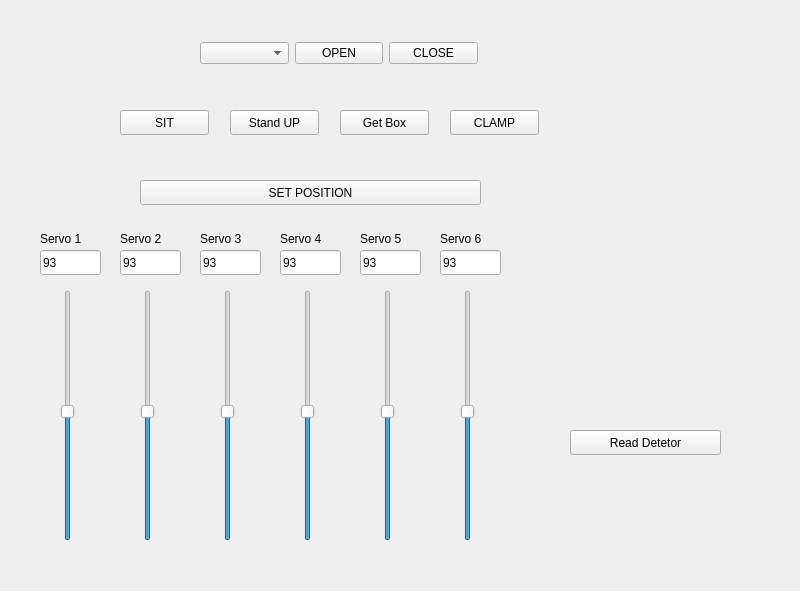
The window that neuron/mainwindow.ui (evkuz/qt_linux) describes before a commit, drawn with Qt 5.
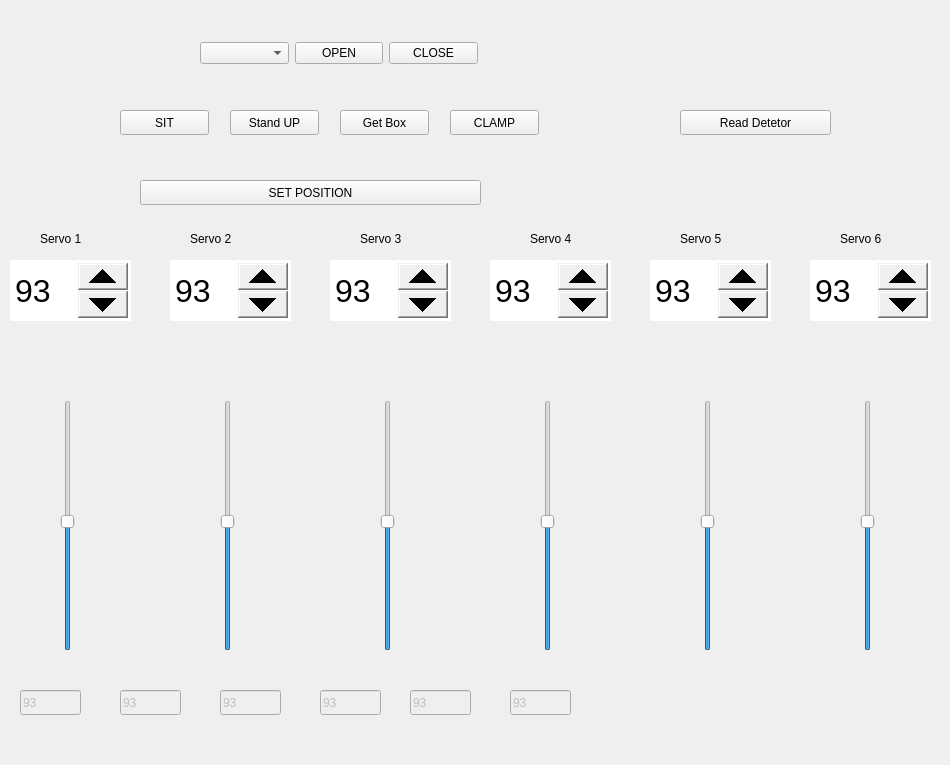
The same window after the commit.

Commit message: 14.06.2021 Added SpinBoxes instead LineEdits

Patch:
```diff
--- a/neuron/mainwindow.ui
+++ b/neuron/mainwindow.ui
@@ -6,8 +6,8 @@
    <rect>
     <x>0</x>
     <y>0</y>
-    <width>800</width>
-    <height>591</height>
+    <width>950</width>
+    <height>765</height>
    </rect>
   </property>
   <property name="windowTitle">
@@ -56,10 +56,13 @@
    </property>
   </widget>
   <widget class="QLineEdit" name="servo_1_lineEdit">
+   <property name="enabled">
+    <bool>false</bool>
+   </property>
    <property name="geometry">
     <rect>
-     <x>40</x>
-     <y>250</y>
+     <x>20</x>
+     <y>690</y>
      <width>61</width>
      <height>25</height>
     </rect>
@@ -69,10 +72,13 @@
    </property>
   </widget>
   <widget class="QLineEdit" name="servo_2_lineEdit">
+   <property name="enabled">
+    <bool>false</bool>
+   </property>
    <property name="geometry">
     <rect>
      <x>120</x>
-     <y>250</y>
+     <y>690</y>
      <width>61</width>
      <height>25</height>
     </rect>
@@ -82,10 +88,13 @@
    </property>
   </widget>
   <widget class="QLineEdit" name="servo_3_lineEdit">
+   <property name="enabled">
+    <bool>false</bool>
+   </property>
    <property name="geometry">
     <rect>
-     <x>200</x>
-     <y>250</y>
+     <x>220</x>
+     <y>690</y>
      <width>61</width>
      <height>25</height>
     </rect>
@@ -95,10 +104,13 @@
    </property>
   </widget>
   <widget class="QLineEdit" name="servo_4_lineEdit">
+   <property name="enabled">
+    <bool>false</bool>
+   </property>
    <property name="geometry">
     <rect>
-     <x>280</x>
-     <y>250</y>
+     <x>320</x>
+     <y>690</y>
      <width>61</width>
      <height>25</height>
     </rect>
@@ -108,10 +120,13 @@
    </property>
   </widget>
   <widget class="QLineEdit" name="servo_5_lineEdit">
+   <property name="enabled">
+    <bool>false</bool>
+   </property>
    <property name="geometry">
     <rect>
-     <x>360</x>
-     <y>250</y>
+     <x>410</x>
+     <y>690</y>
      <width>61</width>
      <height>25</height>
     </rect>
@@ -121,10 +136,13 @@
    </property>
   </widget>
   <widget class="QLineEdit" name="servo_6_lineEdit">
+   <property name="enabled">
+    <bool>false</bool>
+   </property>
    <property name="geometry">
     <rect>
-     <x>440</x>
-     <y>250</y>
+     <x>510</x>
+     <y>690</y>
      <width>61</width>
      <height>25</height>
     </rect>
@@ -175,7 +193,7 @@
   <widget class="QLabel" name="S2_label">
    <property name="geometry">
     <rect>
-     <x>120</x>
+     <x>190</x>
      <y>230</y>
      <width>61</width>
      <height>17</height>
@@ -188,7 +206,7 @@
   <widget class="QLabel" name="S3_label">
    <property name="geometry">
     <rect>
-     <x>200</x>
+     <x>360</x>
      <y>230</y>
      <width>61</width>
      <height>17</height>
@@ -201,9 +219,9 @@
   <widget class="QLabel" name="S4_label">
    <property name="geometry">
     <rect>
-     <x>280</x>
+     <x>530</x>
      <y>230</y>
-     <width>61</width>
+     <width>181</width>
      <height>17</height>
     </rect>
    </property>
@@ -214,7 +232,7 @@
   <widget class="QLabel" name="S5_label">
    <property name="geometry">
     <rect>
-     <x>360</x>
+     <x>680</x>
      <y>230</y>
      <width>61</width>
      <height>17</height>
@@ -227,7 +245,7 @@
   <widget class="QLabel" name="S6_label">
    <property name="geometry">
     <rect>
-     <x>440</x>
+     <x>840</x>
      <y>230</y>
      <width>61</width>
      <height>17</height>
@@ -266,8 +284,8 @@
   <widget class="QSlider" name="S6_verSlider">
    <property name="geometry">
     <rect>
-     <x>460</x>
-     <y>290</y>
+     <x>860</x>
+     <y>400</y>
      <width>16</width>
      <height>251</height>
     </rect>
@@ -285,8 +303,8 @@
   <widget class="QSlider" name="S5_verSlider">
    <property name="geometry">
     <rect>
-     <x>380</x>
-     <y>290</y>
+     <x>700</x>
+     <y>400</y>
      <width>16</width>
      <height>251</height>
     </rect>
@@ -304,8 +322,8 @@
   <widget class="QSlider" name="S4_verSlider">
    <property name="geometry">
     <rect>
-     <x>300</x>
-     <y>290</y>
+     <x>540</x>
+     <y>400</y>
      <width>16</width>
      <height>251</height>
     </rect>
@@ -323,8 +341,8 @@
   <widget class="QSlider" name="S3_verSlider">
    <property name="geometry">
     <rect>
-     <x>220</x>
-     <y>290</y>
+     <x>380</x>
+     <y>400</y>
      <width>16</width>
      <height>251</height>
     </rect>
@@ -342,8 +360,8 @@
   <widget class="QSlider" name="S2_verSlider">
    <property name="geometry">
     <rect>
-     <x>140</x>
-     <y>290</y>
+     <x>220</x>
+     <y>400</y>
      <width>16</width>
      <height>251</height>
     </rect>
@@ -362,7 +380,7 @@
    <property name="geometry">
     <rect>
      <x>60</x>
-     <y>290</y>
+     <y>400</y>
      <width>16</width>
      <height>251</height>
     </rect>
@@ -380,8 +398,8 @@
   <widget class="QPushButton" name="socketButton">
    <property name="geometry">
     <rect>
-     <x>570</x>
-     <y>430</y>
+     <x>680</x>
+     <y>110</y>
      <width>151</width>
      <height>25</height>
     </rect>
@@ -390,6 +408,186 @@
     <string>Read Detetor</string>
    </property>
   </widget>
+  <widget class="QSpinBox" name="servo_1_spinBox">
+   <property name="geometry">
+    <rect>
+     <x>10</x>
+     <y>260</y>
+     <width>121</width>
+     <height>61</height>
+    </rect>
+   </property>
+   <property name="font">
+    <font>
+     <pointsize>24</pointsize>
+    </font>
+   </property>
+   <property name="styleSheet">
+    <string notr="true">QSpinBox::down-button{
+    width: 50
+}
+QSpinBox::up-button{
+    width: 50
+}
+</string>
+   </property>
+   <property name="maximum">
+    <number>180</number>
+   </property>
+   <property name="value">
+    <number>93</number>
+   </property>
+  </widget>
+  <widget class="QSpinBox" name="servo_2_spinBox">
+   <property name="geometry">
+    <rect>
+     <x>170</x>
+     <y>260</y>
+     <width>121</width>
+     <height>61</height>
+    </rect>
+   </property>
+   <property name="font">
+    <font>
+     <pointsize>24</pointsize>
+    </font>
+   </property>
+   <property name="styleSheet">
+    <string notr="true">QSpinBox::down-button{
+    width: 50
+}
+QSpinBox::up-button{
+    width: 50
+}
+</string>
+   </property>
+   <property name="maximum">
+    <number>180</number>
+   </property>
+   <property name="value">
+    <number>93</number>
+   </property>
+  </widget>
+  <widget class="QSpinBox" name="servo_3_spinBox">
+   <property name="geometry">
+    <rect>
+     <x>330</x>
+     <y>260</y>
+     <width>121</width>
+     <height>61</height>
+    </rect>
+   </property>
+   <property name="font">
+    <font>
+     <pointsize>24</pointsize>
+    </font>
+   </property>
+   <property name="styleSheet">
+    <string notr="true">QSpinBox::down-button{
+    width: 50
+}
+QSpinBox::up-button{
+    width: 50
+}
+</string>
+   </property>
+   <property name="maximum">
+    <number>180</number>
+   </property>
+   <property name="value">
+    <number>93</number>
+   </property>
+  </widget>
+  <widget class="QSpinBox" name="servo_4_spinBox">
+   <property name="geometry">
+    <rect>
+     <x>490</x>
+     <y>260</y>
+     <width>121</width>
+     <height>61</height>
+    </rect>
+   </property>
+   <property name="font">
+    <font>
+     <pointsize>24</pointsize>
+    </font>
+   </property>
+   <property name="styleSheet">
+    <string notr="true">QSpinBox::down-button{
+    width: 50
+}
+QSpinBox::up-button{
+    width: 50
+}
+</string>
+   </property>
+   <property name="maximum">
+    <number>180</number>
+   </property>
+   <property name="value">
+    <number>93</number>
+   </property>
+  </widget>
+  <widget class="QSpinBox" name="servo_5_spinBox">
+   <property name="geometry">
+    <rect>
+     <x>650</x>
+     <y>260</y>
+     <width>121</width>
+     <height>61</height>
+    </rect>
+   </property>
+   <property name="font">
+    <font>
+     <pointsize>24</pointsize>
+    </font>
+   </property>
+   <property name="styleSheet">
+    <string notr="true">QSpinBox::down-button{
+    width: 50
+}
+QSpinBox::up-button{
+    width: 50
+}
+</string>
+   </property>
+   <property name="maximum">
+    <number>180</number>
+   </property>
+   <property name="value">
+    <number>93</number>
+   </property>
+  </widget>
+  <widget class="QSpinBox" name="servo_6_spinBox">
+   <property name="geometry">
+    <rect>
+     <x>810</x>
+     <y>260</y>
+     <width>121</width>
+     <height>61</height>
+    </rect>
+   </property>
+   <property name="font">
+    <font>
+     <pointsize>24</pointsize>
+    </font>
+   </property>
+   <property name="styleSheet">
+    <string notr="true">QSpinBox::down-button{
+    width: 50
+}
+QSpinBox::up-button{
+    width: 50
+}
+</string>
+   </property>
+   <property name="maximum">
+    <number>180</number>
+   </property>
+   <property name="value">
+    <number>93</number>
+   </property>
+  </widget>
  </widget>
  <resources/>
  <connections/>
```
The commit also changes 4 other files.
